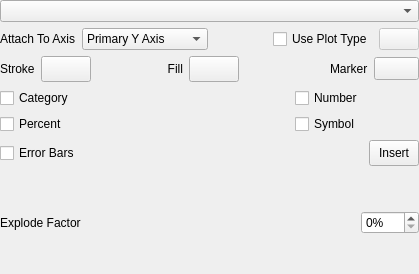
Old version of the form plugins/chartshape/DataSetConfigWidget.ui in the repository KDE/calligra.
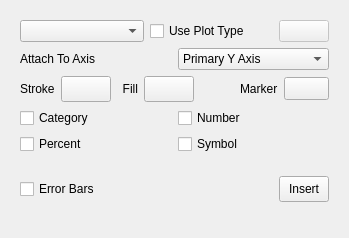
New version of the form. Custom widgets are drawn as their Qt base class.

Commit message:
Chart: Refactor ui to introduce framework for chart dependent widgets/dialogs
This generally means the plotarea widget will adapt to charttype.
The demands are so different that offering one ui for all is not an option.

This is still WIP.

Patch:
```diff
--- a/plugins/chartshape/DataSetConfigWidget.ui
+++ b/plugins/chartshape/DataSetConfigWidget.ui
@@ -7,40 +7,65 @@
    <rect>
     <x>0</x>
     <y>0</y>
-    <width>419</width>
-    <height>274</height>
+    <width>349</width>
+    <height>238</height>
    </rect>
   </property>
-  <layout class="QGridLayout" name="gridLayout">
-   <property name="leftMargin">
-    <number>0</number>
-   </property>
-   <property name="topMargin">
-    <number>0</number>
-   </property>
-   <property name="rightMargin">
-    <number>0</number>
-   </property>
-   <property name="bottomMargin">
-    <number>0</number>
-   </property>
-   <item row="0" column="0">
-    <widget class="QWidget" name="allWidgets" native="true">
-     <layout class="QGridLayout" name="gridLayout_2">
-      <property name="leftMargin">
-       <number>0</number>
-      </property>
-      <property name="topMargin">
-       <number>0</number>
-      </property>
-      <property name="rightMargin">
-       <number>0</number>
-      </property>
-      <property name="bottomMargin">
-       <number>0</number>
-      </property>
-      <item row="1" column="0" colspan="3">
-       <layout class="QHBoxLayout" name="horizontalLayout_6">
+  <layout class="QVBoxLayout" name="verticalLayout_2">
+   <item>
+    <widget class="QWidget" name="datasetWidgets" native="true">
+     <layout class="QVBoxLayout" name="verticalLayout">
+      <item>
+       <layout class="QGridLayout" name="gridLayout_2">
+        <item row="0" column="0">
+         <widget class="QComboBox" name="dataSets">
+          <property name="toolTip">
+           <string>Select a data set</string>
+          </property>
+          <property name="statusTip">
+           <string/>
+          </property>
+         </widget>
+        </item>
+        <item row="0" column="1">
+         <widget class="QCheckBox" name="dataSetHasChartType">
+          <property name="text">
+           <string>Use Plot Type</string>
+          </property>
+         </widget>
+        </item>
+        <item row="0" column="2">
+         <widget class="QPushButton" name="dataSetChartTypeMenu">
+          <property name="enabled">
+           <bool>false</bool>
+          </property>
+          <property name="sizePolicy">
+           <sizepolicy hsizetype="Fixed" vsizetype="Fixed">
+            <horstretch>0</horstretch>
+            <verstretch>0</verstretch>
+           </sizepolicy>
+          </property>
+          <property name="maximumSize">
+           <size>
+            <width>50</width>
+            <height>16777215</height>
+           </size>
+          </property>
+          <property name="styleSheet">
+           <string notr="true">text-align:center;</string>
+          </property>
+          <property name="text">
+           <string/>
+          </property>
+          <property name="autoRepeat">
+           <bool>false</bool>
+          </property>
+         </widget>
+        </item>
+       </layout>
+      </item>
+      <item>
+       <layout class="QHBoxLayout" name="horizontalLayout">
         <item>
          <widget class="QLabel" name="label_3">
           <property name="sizePolicy">
@@ -77,198 +102,10 @@
           </item>
          </widget>
         </item>
-        <item>
-         <spacer name="horizontalSpacer">
-          <property name="orientation">
-           <enum>Qt::Horizontal</enum>
-          </property>
-          <property name="sizeHint" stdset="0">
-           <size>
-            <width>40</width>
-            <height>20</height>
-           </size>
-          </property>
-         </spacer>
-        </item>
-        <item>
-         <layout class="QHBoxLayout" name="horizontalLayout_3">
-          <item>
-           <widget class="QCheckBox" name="dataSetHasChartType">
-            <property name="text">
-             <string>Use Plot Type</string>
-            </property>
-           </widget>
-          </item>
-          <item>
-           <widget class="QPushButton" name="dataSetChartTypeMenu">
-            <property name="enabled">
-             <bool>false</bool>
-            </property>
-            <property name="sizePolicy">
-             <sizepolicy hsizetype="Fixed" vsizetype="Fixed">
-              <horstretch>0</horstretch>
-              <verstretch>0</verstretch>
-             </sizepolicy>
-            </property>
-            <property name="maximumSize">
-             <size>
-              <width>50</width>
-              <height>16777215</height>
-             </size>
-            </property>
-            <property name="styleSheet">
-             <string notr="true">text-align:center;</string>
-            </property>
-            <property name="text">
-             <string/>
-            </property>
-            <property name="autoRepeat">
-             <bool>false</bool>
-            </property>
-           </widget>
-          </item>
-         </layout>
-        </item>
        </layout>
       </item>
-      <item row="3" column="0">
-       <widget class="QCheckBox" name="datasetShowCategory">
-        <property name="text">
-         <string>Category</string>
-        </property>
-       </widget>
-      </item>
-      <item row="4" column="0">
-       <widget class="QCheckBox" name="datasetShowPercent">
-        <property name="text">
-         <string>Percent</string>
-        </property>
-       </widget>
-      </item>
-      <item row="5" column="0">
-       <widget class="QWidget" name="errorBarProperties" native="true">
-        <property name="sizePolicy">
-         <sizepolicy hsizetype="Preferred" vsizetype="Preferred">
-          <horstretch>0</horstretch>
-          <verstretch>0</verstretch>
-         </sizepolicy>
-        </property>
-        <property name="minimumSize">
-         <size>
-          <width>0</width>
-          <height>24</height>
-         </size>
-        </property>
-        <layout class="QGridLayout" name="gridLayout_3">
-         <property name="leftMargin">
-          <number>0</number>
-         </property>
-         <property name="topMargin">
-          <number>0</number>
-         </property>
-         <property name="rightMargin">
-          <number>0</number>
-         </property>
-         <property name="bottomMargin">
-          <number>0</number>
-         </property>
-         <item row="0" column="0">
-          <widget class="QCheckBox" name="datasetShowErrorBar">
-           <property name="sizePolicy">
-            <sizepolicy hsizetype="Expanding" vsizetype="Fixed">
-             <horstretch>0</horstretch>
-             <verstretch>0</verstretch>
-            </sizepolicy>
-           </property>
-           <property name="text">
-            <string>Error Bars</string>
-           </property>
-          </widget>
-         </item>
-        </layout>
-       </widget>
-      </item>
-      <item row="5" column="2">
-       <widget class="QToolButton" name="formatErrorBar">
-        <property name="sizePolicy">
-         <sizepolicy hsizetype="Preferred" vsizetype="Fixed">
-          <horstretch>0</horstretch>
-          <verstretch>0</verstretch>
-         </sizepolicy>
-        </property>
-        <property name="minimumSize">
-         <size>
-          <width>50</width>
-          <height>26</height>
-         </size>
-        </property>
-        <property name="maximumSize">
-         <size>
-          <width>16777215</width>
-          <height>16777215</height>
-         </size>
-        </property>
-        <property name="text">
-         <string>Insert</string>
-        </property>
-       </widget>
-      </item>
-      <item row="6" column="0" colspan="3">
-       <widget class="QWidget" name="pieProperties" native="true">
-        <layout class="QHBoxLayout" name="horizontalLayout_2">
-         <property name="leftMargin">
-          <number>0</number>
-         </property>
-         <property name="topMargin">
-          <number>0</number>
-         </property>
-         <property name="rightMargin">
-          <number>0</number>
-         </property>
-         <property name="bottomMargin">
-          <number>0</number>
-         </property>
-         <item>
-          <widget class="QLabel" name="label_6">
-           <property name="sizePolicy">
-            <sizepolicy hsizetype="Expanding" vsizetype="Preferred">
-             <horstretch>0</horstretch>
-             <verstretch>0</verstretch>
-            </sizepolicy>
-           </property>
-           <property name="text">
-            <string>Explode Factor</string>
-           </property>
-          </widget>
-         </item>
-         <item>
-          <widget class="QSpinBox" name="pieExplodeFactor">
-           <property name="suffix">
-            <string>%</string>
-           </property>
-           <property name="maximum">
-            <number>100</number>
-           </property>
-           <property name="value">
-            <number>0</number>
-           </property>
-          </widget>
-         </item>
-        </layout>
-       </widget>
-      </item>
-      <item row="0" column="0" colspan="3">
-       <widget class="QComboBox" name="dataSets">
-        <property name="toolTip">
-         <string>Select a data set</string>
-        </property>
-        <property name="statusTip">
-         <string/>
-        </property>
-       </widget>
-      </item>
-      <item row="2" column="0" colspan="3">
-       <layout class="QHBoxLayout" name="horizontalLayout">
+      <item>
+       <layout class="QHBoxLayout" name="horizontalLayout_3">
         <item>
          <widget class="QLabel" name="datasetPenLabel">
           <property name="text">
@@ -386,18 +223,104 @@
         </item>
        </layout>
       </item>
-      <item row="4" column="1">
-       <widget class="QCheckBox" name="datasetShowSymbol">
-        <property name="text">
-         <string>Symbol</string>
-        </property>
-       </widget>
+      <item>
+       <layout class="QGridLayout" name="gridLayout">
+        <item row="0" column="0">
+         <widget class="QCheckBox" name="datasetShowCategory">
+          <property name="text">
+           <string>Category</string>
+          </property>
+         </widget>
+        </item>
+        <item row="0" column="1">
+         <widget class="QCheckBox" name="dataSetShowNumber">
+          <property name="text">
+           <string>Number</string>
+          </property>
+         </widget>
+        </item>
+        <item row="1" column="0">
+         <widget class="QCheckBox" name="datasetShowPercent">
+          <property name="text">
+           <string>Percent</string>
+          </property>
+         </widget>
+        </item>
+        <item row="1" column="1">
+         <widget class="QCheckBox" name="datasetShowSymbol">
+          <property name="text">
+           <string>Symbol</string>
+          </property>
+         </widget>
+        </item>
+       </layout>
       </item>
-      <item row="3" column="1">
-       <widget class="QCheckBox" name="dataSetShowNumber">
-        <property name="text">
-         <string>Number</string>
+      <item>
+       <widget class="QWidget" name="errorBarProperties" native="true">
+        <property name="sizePolicy">
+         <sizepolicy hsizetype="Preferred" vsizetype="Preferred">
+          <horstretch>0</horstretch>
+          <verstretch>0</verstretch>
+         </sizepolicy>
         </property>
+        <property name="minimumSize">
+         <size>
+          <width>0</width>
+          <height>24</height>
+         </size>
+        </property>
+        <layout class="QHBoxLayout" name="horizontalLayout_5">
+         <property name="leftMargin">
+          <number>0</number>
+         </property>
+         <property name="topMargin">
+          <number>0</number>
+         </property>
+         <property name="rightMargin">
+          <number>0</number>
+         </property>
+         <property name="bottomMargin">
+          <number>0</number>
+         </property>
+         <item>
+          <widget class="QCheckBox" name="datasetShowErrorBar">
+           <property name="sizePolicy">
+            <sizepolicy hsizetype="Expanding" vsizetype="Fixed">
+             <horstretch>0</horstretch>
+             <verstretch>0</verstretch>
+            </sizepolicy>
+           </property>
+           <property name="text">
+            <string>Error Bars</string>
+           </property>
+          </widget>
+         </item>
+         <item>
+          <widget class="QToolButton" name="formatErrorBar">
+           <property name="sizePolicy">
+            <sizepolicy hsizetype="Preferred" vsizetype="Fixed">
+             <horstretch>0</horstretch>
+             <verstretch>0</verstretch>
+            </sizepolicy>
+           </property>
+           <property name="minimumSize">
+            <size>
+             <width>50</width>
+             <height>26</height>
+            </size>
+           </property>
+           <property name="maximumSize">
+            <size>
+             <width>16777215</width>
+             <height>16777215</height>
+            </size>
+           </property>
+           <property name="text">
+            <string>Insert</string>
+           </property>
+          </widget>
+         </item>
+        </layout>
        </widget>
       </item>
      </layout>
```
The commit also changes 22 other files.
